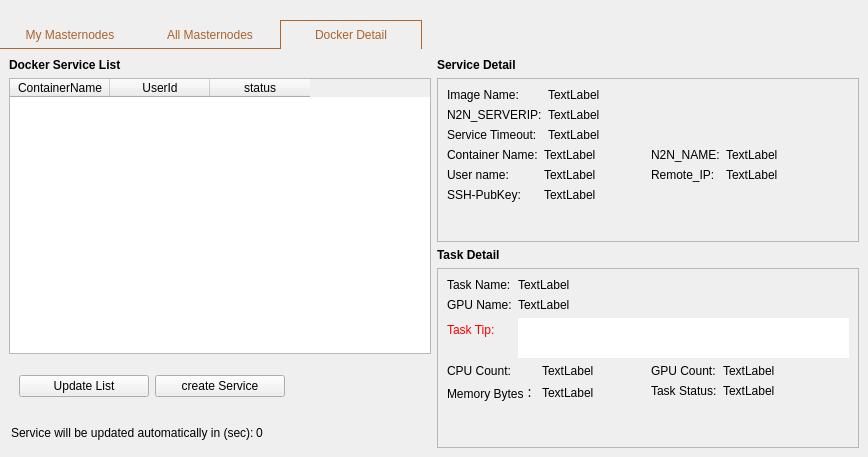
This is src/qt/forms/masternodelist.ui in MassGrid/MassGrid as Qt 5 draws it before an edit. The edited form follows.
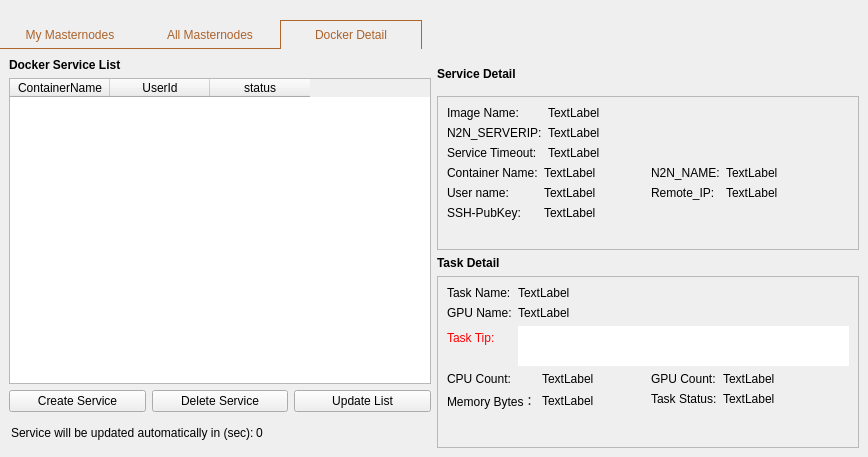
This is the edited form.

Commit message: add delete service btn && change getopt file name

What changed in the file:
```diff
--- a/src/qt/forms/masternodelist.ui
+++ b/src/qt/forms/masternodelist.ui
@@ -411,51 +411,34 @@
             </widget>
            </item>
            <item>
-            <layout class="QHBoxLayout" name="horizontalLayout_6">
+            <layout class="QGridLayout" name="gridLayout_3">
              <property name="leftMargin">
-              <number>10</number>
+              <number>0</number>
              </property>
              <property name="topMargin">
-              <number>10</number>
-             </property>
-             <property name="rightMargin">
-              <number>10</number>
+              <number>0</number>
              </property>
              <property name="bottomMargin">
-              <number>10</number>
+              <number>0</number>
              </property>
-             <item>
+             <item row="0" column="0">
+              <widget class="QPushButton" name="createServiceBtn">
+               <property name="text">
+                <string>Create Service</string>
+               </property>
+              </widget>
+             </item>
+             <item row="0" column="2">
               <widget class="QPushButton" name="updateServiceBtn">
                <property name="text">
                 <string>Update List</string>
                </property>
               </widget>
              </item>
-             <item>
-              <widget class="QPushButton" name="createServiceBtn">
+             <item row="0" column="1">
+              <widget class="QPushButton" name="deleteServiceBtn">
                <property name="text">
-                <string>create Service</string>
-               </property>
-              </widget>
-             </item>
-             <item>
-              <widget class="QFrame" name="frame_2">
-               <property name="minimumSize">
-                <size>
-                 <width>120</width>
-                 <height>32</height>
-                </size>
-               </property>
-               <property name="styleSheet">
-                <string notr="true">QFrame{
-border:hidden;
-}</string>
-               </property>
-               <property name="frameShape">
-                <enum>QFrame::StyledPanel</enum>
-               </property>
-               <property name="frameShadow">
-                <enum>QFrame::Raised</enum>
+                <string>Delete Service</string>
                </property>
               </widget>
              </item>
@@ -529,17 +512,61 @@
          <item>
           <layout class="QVBoxLayout" name="verticalLayout_6">
            <item>
-            <widget class="QLabel" name="label_2">
-             <property name="font">
-              <font>
-               <weight>75</weight>
-               <bold>true</bold>
-              </font>
+            <layout class="QHBoxLayout" name="horizontalLayout_6">
+             <property name="leftMargin">
+              <number>0</number>
              </property>
-             <property name="text">
-              <string>Service Detail</string>
+             <property name="topMargin">
+              <number>0</number>
              </property>
-            </widget>
+             <item>
+              <widget class="QLabel" name="label_2">
+               <property name="font">
+                <font>
+                 <weight>75</weight>
+                 <bold>true</bold>
+                </font>
+               </property>
+               <property name="text">
+                <string>Service Detail</string>
+               </property>
+              </widget>
+             </item>
+             <item>
+              <spacer name="horizontalSpacer_2">
+               <property name="orientation">
+                <enum>Qt::Horizontal</enum>
+               </property>
+               <property name="sizeHint" stdset="0">
+                <size>
+                 <width>40</width>
+                 <height>20</height>
+                </size>
+               </property>
+              </spacer>
+             </item>
+             <item>
+              <widget class="QFrame" name="frame_2">
+               <property name="minimumSize">
+                <size>
+                 <width>120</width>
+                 <height>32</height>
+                </size>
+               </property>
+               <property name="styleSheet">
+                <string notr="true">QFrame{
+border:hidden;
+}</string>
+               </property>
+               <property name="frameShape">
+                <enum>QFrame::StyledPanel</enum>
+               </property>
+               <property name="frameShadow">
+                <enum>QFrame::Raised</enum>
+               </property>
+              </widget>
+             </item>
+            </layout>
            </item>
            <item>
             <widget class="QFrame" name="frame_3">
```
The commit also changes 12 other files.
